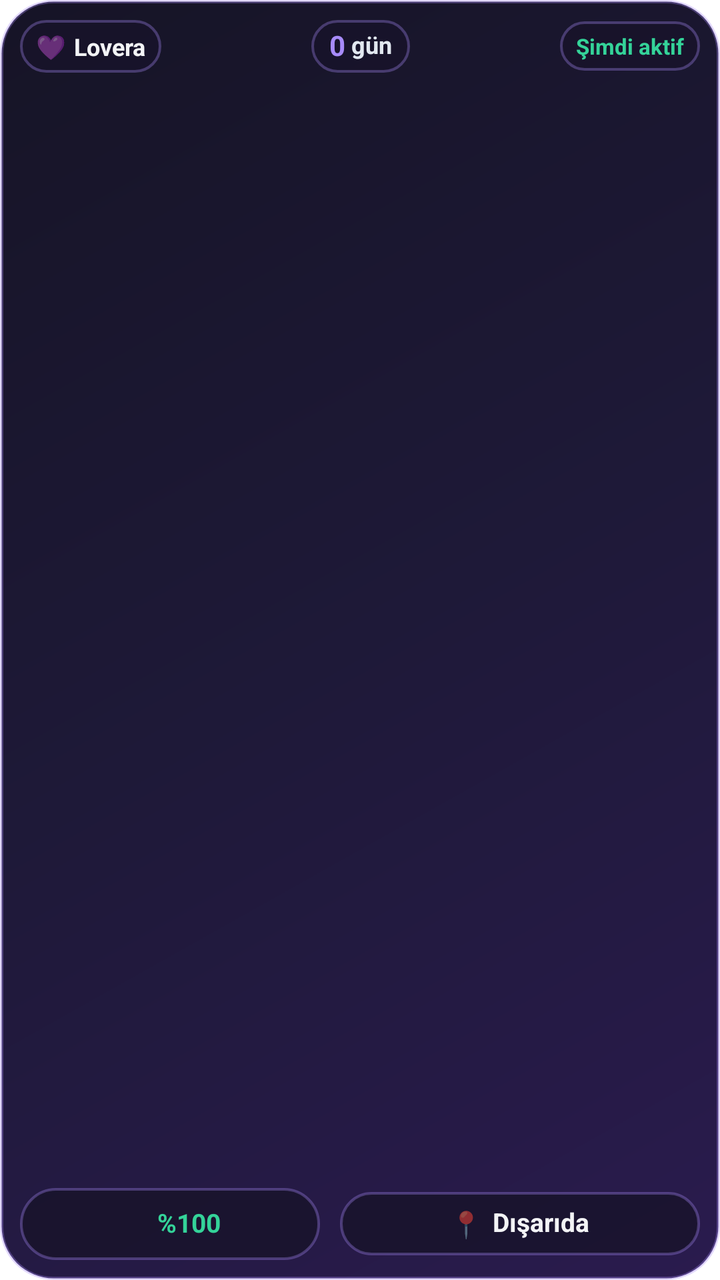
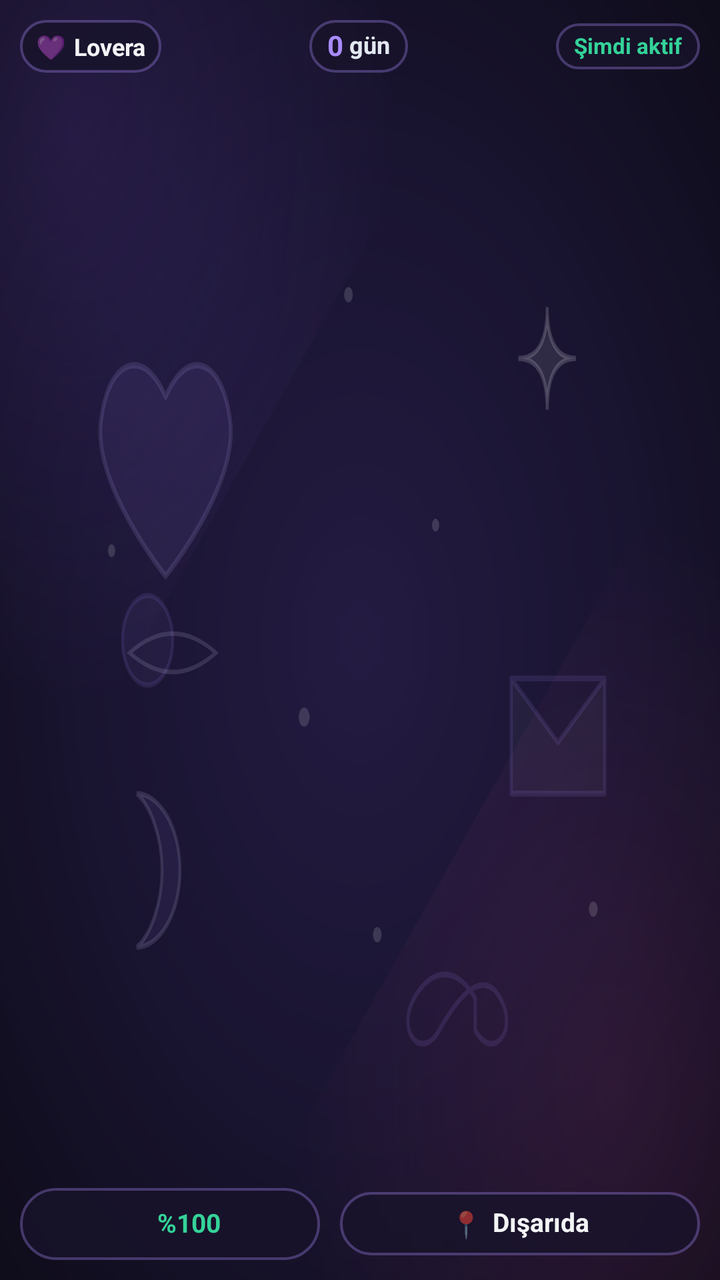

Two renders of the same Android screen: before a commit and after it. Below are the layout's source before the change and the commit's diff.
<!-- AndroidManifest.xml: fallback theme Theme.MaterialComponents.DayNight.NoActionBar -->
<!-- res/layout/lovera_partner_widget.xml -->
<?xml version="1.0" encoding="utf-8"?>
<FrameLayout xmlns:android="http://schemas.android.com/apk/res/android"
    android:id="@+id/widget_root"
    android:layout_width="match_parent"
    android:layout_height="match_parent"
    android:background="@drawable/widget_background">

    
    <ImageView
        android:id="@+id/widget_bg_image"
        android:layout_width="match_parent"
        android:layout_height="match_parent"
        android:scaleType="centerCrop"
        android:visibility="gone" />

    
    <ImageView
        android:id="@+id/widget_bg_overlay"
        android:layout_width="match_parent"
        android:layout_height="match_parent"
        android:background="@drawable/widget_vignette_overlay"
        android:visibility="gone" />

    
    <LinearLayout
        android:layout_width="match_parent"
        android:layout_height="match_parent"
        android:orientation="vertical"
        android:padding="10dp">

        
        
        <LinearLayout
            android:layout_width="match_parent"
            android:layout_height="wrap_content"
            android:gravity="center_vertical"
            android:orientation="horizontal">

            
            <LinearLayout
                android:id="@+id/widget_partner_chip"
                android:layout_width="wrap_content"
                android:layout_height="wrap_content"
                android:background="@drawable/widget_chip_bg"
                android:gravity="center_vertical"
                android:orientation="horizontal"
                android:paddingHorizontal="8dp"
                android:paddingVertical="5dp">

                <TextView
                    android:layout_width="wrap_content"
                    android:layout_height="wrap_content"
                    android:text="💜"
                    android:textSize="12sp" />

                <TextView
                    android:id="@+id/widget_partner_name"
                    android:layout_width="wrap_content"
                    android:layout_height="wrap_content"
                    android:layout_marginStart="4dp"
                    android:ellipsize="end"
                    android:maxLines="1"
                    android:singleLine="true"
                    android:text="Lovera"
                    android:textColor="#F3F4F6"
                    android:textSize="12sp"
                    android:textStyle="bold" />
            </LinearLayout>

            <LinearLayout
                android:layout_width="0dp"
                android:layout_height="1dp"
                android:layout_weight="1" />

            
            <LinearLayout
                android:id="@+id/widget_counter_chip"
                android:layout_width="wrap_content"
                android:layout_height="wrap_content"
                android:background="@drawable/widget_counter_bg"
                android:gravity="center"
                android:orientation="horizontal"
                android:paddingHorizontal="9dp"
                android:paddingVertical="5dp">

                <TextView
                    android:id="@+id/widget_days_count"
                    android:layout_width="wrap_content"
                    android:layout_height="wrap_content"
                    android:includeFontPadding="false"
                    android:text="0"
                    android:textColor="#A78BFA"
                    android:textSize="14sp"
                    android:textStyle="bold" />

                <TextView
                    android:layout_width="wrap_content"
                    android:layout_height="wrap_content"
                    android:layout_marginStart="3dp"
                    android:includeFontPadding="false"
                    android:text="gün"
                    android:textColor="#E2E8F0"
                    android:textSize="12sp"
                    android:textStyle="bold" />
            </LinearLayout>

            <LinearLayout
                android:layout_width="0dp"
                android:layout_height="1dp"
                android:layout_weight="1" />

            
            <TextView
                android:id="@+id/widget_last_seen"
                android:layout_width="wrap_content"
                android:layout_height="wrap_content"
                android:background="@drawable/widget_chip_bg"
                android:ellipsize="end"
                android:maxLines="1"
                android:paddingHorizontal="8dp"
                android:paddingVertical="5dp"
                android:text="Şimdi aktif"
                android:textColor="#34D399"
                android:textSize="11sp"
                android:textStyle="bold" />
        </LinearLayout>

        
        <LinearLayout
            android:layout_width="match_parent"
            android:layout_height="0dp"
            android:layout_weight="1" />

        
        <LinearLayout
            android:layout_width="match_parent"
            android:layout_height="wrap_content"
            android:gravity="center_vertical"
            android:orientation="horizontal">

            
            <LinearLayout
                android:layout_width="0dp"
                android:layout_height="wrap_content"
                android:layout_marginEnd="5dp"
                android:layout_weight="1"
                android:background="@drawable/widget_chip_bg"
                android:gravity="center"
                android:orientation="horizontal"
                android:paddingHorizontal="8dp"
                android:paddingVertical="7dp">

                <ImageView
                    android:id="@+id/widget_battery_icon"
                    android:layout_width="14dp"
                    android:layout_height="22dp"
                    android:scaleType="fitCenter" />

                <TextView
                    android:id="@+id/widget_battery_text"
                    android:layout_width="wrap_content"
                    android:layout_height="wrap_content"
                    android:layout_marginStart="5dp"
                    android:ellipsize="none"
                    android:includeFontPadding="false"
                    android:maxLines="1"
                    android:singleLine="true"
                    android:text="%100"
                    android:textColor="#34D399"
                    android:textSize="13sp"
                    android:textStyle="bold" />
            </LinearLayout>

            
            <LinearLayout
                android:layout_width="0dp"
                android:layout_height="wrap_content"
                android:layout_marginStart="5dp"
                android:layout_weight="1.2"
                android:background="@drawable/widget_chip_bg"
                android:gravity="center"
                android:orientation="horizontal"
                android:paddingHorizontal="8dp"
                android:paddingVertical="7dp">

                <TextView
                    android:id="@+id/widget_status_emoji"
                    android:layout_width="wrap_content"
                    android:layout_height="wrap_content"
                    android:text="📍"
                    android:textSize="13sp" />

                <TextView
                    android:id="@+id/widget_status_text"
                    android:layout_width="wrap_content"
                    android:layout_height="wrap_content"
                    android:layout_marginStart="5dp"
                    android:ellipsize="end"
                    android:includeFontPadding="false"
                    android:maxLines="1"
                    android:singleLine="true"
                    android:text="Dışarıda"
                    android:textColor="#F3F4F6"
                    android:textSize="13sp"
                    android:textStyle="bold" />
            </LinearLayout>
        </LinearLayout>
    </LinearLayout>
</FrameLayout>
<!-- resources referenced by this layout -->
<resources>
  <!-- drawable widget_background (drawable) -->
  <?xml version="1.0" encoding="utf-8"?>
  <shape xmlns:android="http://schemas.android.com/apk/res/android"
      android:shape="rectangle">
      <corners android:radius="26dp" />
      <gradient
          android:angle="135"
          android:startColor="#2A1B4E"
          android:centerColor="#1E1938"
          android:endColor="#161426"
          android:type="linear" />
      <stroke
          android:width="1.5dp"
          android:color="#55A78BFA" />
  </shape>
  <!-- drawable widget_chip_bg (drawable) -->
  <?xml version="1.0" encoding="utf-8"?>
  <shape xmlns:android="http://schemas.android.com/apk/res/android"
      android:shape="rectangle">
      <corners android:radius="18dp" />
      <solid android:color="#D018132A" />
      <stroke
          android:width="1.2dp"
          android:color="#55A78BFA" />
  </shape>
  <!-- drawable widget_counter_bg (drawable) -->
  <?xml version="1.0" encoding="utf-8"?>
  <shape xmlns:android="http://schemas.android.com/apk/res/android"
      android:shape="rectangle">
      <corners android:radius="18dp" />
      <solid android:color="#D018132A" />
      <stroke
          android:width="1.2dp"
          android:color="#55A78BFA" />
  </shape>
  <!-- drawable widget_vignette_overlay (drawable) -->
  <?xml version="1.0" encoding="utf-8"?>
  <shape xmlns:android="http://schemas.android.com/apk/res/android"
      android:shape="rectangle">
      <corners android:radius="26dp" />
      <gradient
          android:type="radial"
          android:gradientRadius="160dp"
          android:centerX="50%"
          android:centerY="50%"
          android:startColor="#1A0F1E2E"
          android:centerColor="#770F0C1B"
          android:endColor="#EE090814" />
  </shape>
</resources>

<!-- the commit's change to res/layout/lovera_partner_widget.xml (unified diff, before → after) -->
@@ -2,8 +2,15 @@
 <FrameLayout xmlns:android="http://schemas.android.com/apk/res/android"
     android:id="@+id/widget_root"
     android:layout_width="match_parent"
-    android:layout_height="match_parent"
-    android:background="@drawable/widget_background">
+    android:layout_height="match_parent">
+
+    
+    <ImageView
+        android:id="@+id/widget_bg_pattern"
+        android:layout_width="match_parent"
+        android:layout_height="match_parent"
+        android:scaleType="fitXY"
+        android:src="@drawable/widget_background" />
 
     
     <ImageView
@@ -94,6 +101,7 @@
                     android:textStyle="bold" />
 
                 <TextView
+                    android:id="@+id/widget_counter_label"
                     android:layout_width="wrap_content"
                     android:layout_height="wrap_content"
                     android:layout_marginStart="3dp"
@@ -116,9 +124,12 @@
                 android:layout_height="wrap_content"
                 android:background="@drawable/widget_chip_bg"
                 android:ellipsize="end"
+                android:gravity="center"
+                android:includeFontPadding="false"
                 android:maxLines="1"
-                android:paddingHorizontal="8dp"
+                android:paddingHorizontal="9dp"
                 android:paddingVertical="5dp"
+                android:singleLine="true"
                 android:text="Şimdi aktif"
                 android:textColor="#34D399"
                 android:textSize="11sp"
@@ -129,7 +140,118 @@
         <LinearLayout
             android:layout_width="match_parent"
             android:layout_height="0dp"
-            android:layout_weight="1" />
+            android:layout_weight="1"
+            android:gravity="bottom|center_horizontal"
+            android:orientation="vertical"
+            android:paddingBottom="6dp">
+
+            
+            <LinearLayout
+                android:id="@+id/widget_message_container"
+                android:layout_width="match_parent"
+                android:layout_height="wrap_content"
+                android:gravity="center_horizontal"
+                android:orientation="vertical"
+                android:visibility="gone">
+
+                
+                <LinearLayout
+                    android:id="@+id/widget_msg_bubble_1"
+                    android:layout_width="wrap_content"
+                    android:layout_height="wrap_content"
+                    android:layout_marginBottom="-4dp"
+                    android:background="@drawable/widget_message_bubble_bg"
+                    android:gravity="center_vertical"
+                    android:maxWidth="220dp"
+                    android:orientation="horizontal"
+                    android:paddingHorizontal="10dp"
+                    android:paddingVertical="3dp"
+                    android:visibility="gone">
+
+                    <TextView
+                        android:id="@+id/widget_msg_text_1"
+                        android:layout_width="wrap_content"
+                        android:layout_height="wrap_content"
+                        android:ellipsize="end"
+                        android:maxLines="1"
+                        android:text=""
+                        android:textColor="#B3DDD6FE"
+                        android:textSize="10sp" />
+                </LinearLayout>
+
+                
+                <LinearLayout
+                    android:id="@+id/widget_msg_bubble_2"
+                    android:layout_width="wrap_content"
+                    android:layout_height="wrap_content"
+                    android:layout_marginBottom="-4dp"
+                    android:background="@drawable/widget_message_bubble_bg"
+                    android:gravity="center_vertical"
+                    android:maxWidth="230dp"
+                    android:orientation="horizontal"
+                    android:paddingHorizontal="11dp"
+                    android:paddingVertical="4dp"
+                    android:visibility="gone">
+
+                    <TextView
+                        android:id="@+id/widget_msg_text_2"
+                        android:layout_width="wrap_content"
+                        android:layout_height="wrap_content"
+                        android:ellipsize="end"
+                        android:maxLines="1"
+                        android:text=""
+                        android:textColor="#E2E8F0"
+                        android:textSize="10.5sp" />
+                </LinearLayout>
+
+                
+                <LinearLayout
+                    android:id="@+id/widget_msg_bubble_3"
+                    android:layout_width="wrap_content"
+                    android:layout_height="wrap_content"
+                    android:background="@drawable/widget_message_bubble_bg"
+                    android:gravity="center_vertical"
+                    android:maxWidth="240dp"
+                    android:orientation="horizontal"
+                    android:paddingHorizontal="12dp"
+                    android:paddingVertical="5dp"
+                    android:visibility="gone">
+
+                    <TextView
+                        android:layout_width="wrap_content"
+                        android:layout_height="wrap_content"
+                        android:layout_marginEnd="5dp"
+                        android:text="💬"
+                        android:textSize="11sp" />
+
+                    <TextView
+                        android:id="@+id/widget_msg_text_3"
+                        android:layout_width="wrap_content"
+                        android:layout_height="wrap_content"
+                        android:ellipsize="end"
+                        android:maxLines="1"
+                        android:text=""
+                        android:textColor="#FFFFFF"
+                        android:textSize="11sp"
+                        android:textStyle="bold" />
+
+                    
+                    <TextView
+                        android:id="@+id/widget_msg_badge_more"
+                        android:layout_width="wrap_content"
+                        android:layout_height="wrap_content"
+                        android:layout_marginStart="6dp"
+                        android:background="@drawable/widget_chip_bg"
+                        android:paddingHorizontal="5dp"
+                        android:paddingVertical="1dp"
+                        android:text="+2"
+                        android:textColor="#F472B6"
+                        android:textSize="9.5sp"
+                        android:textStyle="bold"
+                        android:visibility="gone" />
+                </LinearLayout>
+            </LinearLayout>
+        </LinearLayout>
 
         
         <LinearLayout
@@ -140,6 +262,7 @@
 
             
             <LinearLayout
+                android:id="@+id/widget_battery_chip"
                 android:layout_width="0dp"
                 android:layout_height="wrap_content"
                 android:layout_marginEnd="5dp"
@@ -173,6 +296,7 @@
 
             
             <LinearLayout
+                android:id="@+id/widget_status_chip"
                 android:layout_width="0dp"
                 android:layout_height="wrap_content"
                 android:layout_marginStart="5dp"
<!-- resource entries referenced after the edit -->
@@ -2,19 +2,26 @@
 <resources>
   <!-- drawable widget_background (drawable) -->
   <?xml version="1.0" encoding="utf-8"?>
-  <shape xmlns:android="http://schemas.android.com/apk/res/android"
-      android:shape="rectangle">
-      <corners android:radius="26dp" />
-      <gradient
-          android:angle="135"
-          android:startColor="#2A1B4E"
-          android:centerColor="#1E1938"
-          android:endColor="#161426"
-          android:type="linear" />
-      <stroke
-          android:width="1.5dp"
-          android:color="#55A78BFA" />
-  </shape>
+  <layer-list xmlns:android="http://schemas.android.com/apk/res/android">
+      
+      <item>
+          <shape android:shape="rectangle">
+              <corners android:radius="26dp" />
+              <solid android:color="#120F20" />
+              <stroke
+                  android:width="1.5dp"
+                  android:color="#55A78BFA" />
+          </shape>
+      </item>
+  
+      
+      <item>
+          <shape android:shape="rectangle">
+              <corners android:radius="26dp" />
+          </shape>
+      </item>
+      <item android:drawable="@drawable/widget_doodle_pattern" />
+  </layer-list>
   <!-- drawable widget_chip_bg (drawable) -->
   <?xml version="1.0" encoding="utf-8"?>
   <shape xmlns:android="http://schemas.android.com/apk/res/android"
@@ -35,6 +42,16 @@
           android:width="1.2dp"
           android:color="#55A78BFA" />
   </shape>
+  <!-- drawable widget_message_bubble_bg (drawable) -->
+  <?xml version="1.0" encoding="utf-8"?>
+  <shape xmlns:android="http://schemas.android.com/apk/res/android"
+      android:shape="rectangle">
+      <corners android:radius="14dp" />
+      <solid android:color="#E61E1638" />
+      <stroke
+          android:width="1.2dp"
+          android:color="#80A78BFA" />
+  </shape>
   <!-- drawable widget_vignette_overlay (drawable) -->
   <?xml version="1.0" encoding="utf-8"?>
   <shape xmlns:android="http://schemas.android.com/apk/res/android"
@@ -49,5 +66,6 @@
           android:centerColor="#770F0C1B"
           android:endColor="#EE090814" />
   </shape>
+  <!-- drawable widget_doodle_pattern: vector/xml drawable (drawable, 3929 chars, omitted) -->
 </resources>
 
